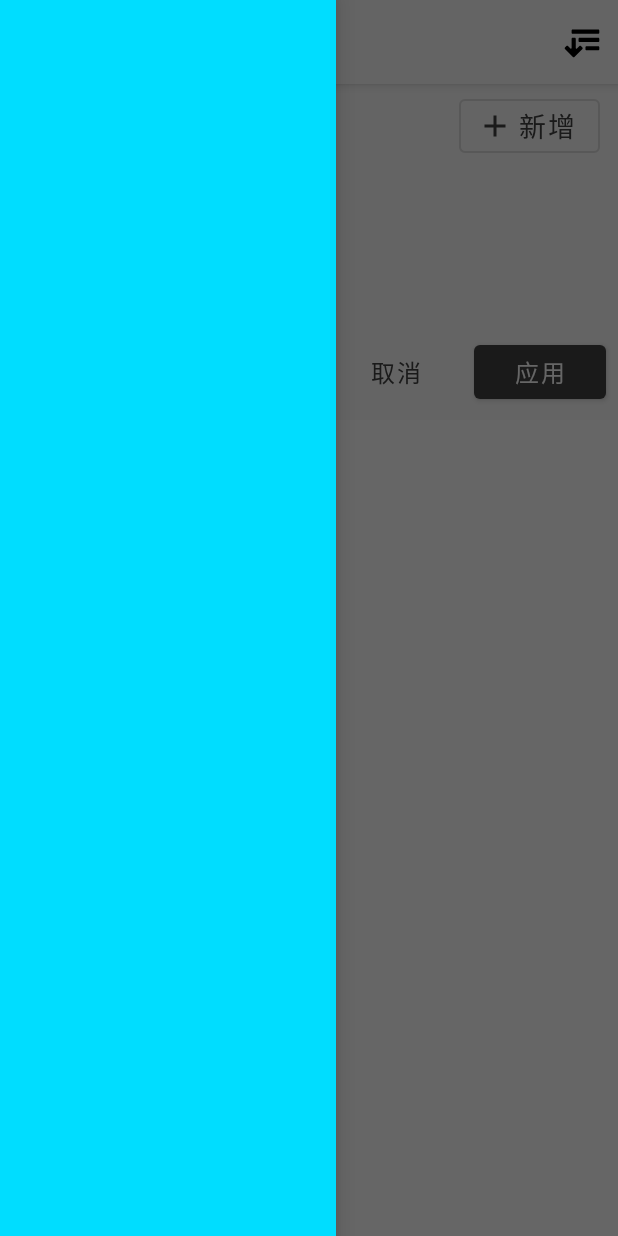
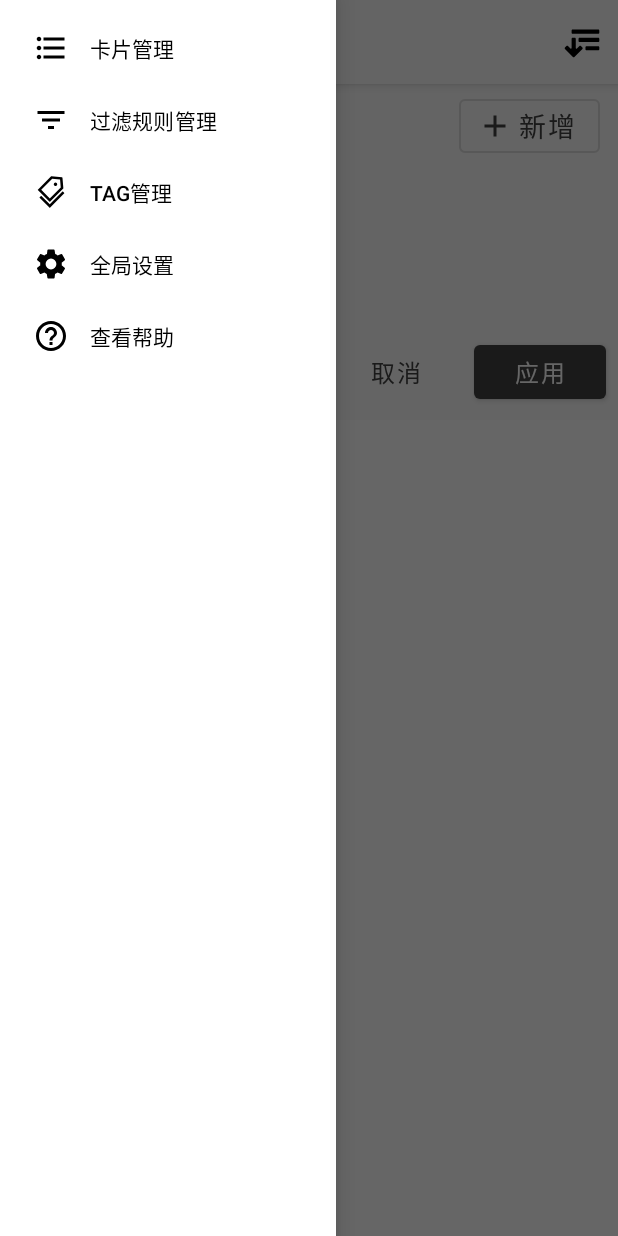
Before and after one commit to codedayang/Flip, an Android app: the screen it shows after launch (MainActivity), with the side drawer open, on a phone screen of 412 x 824 dp. Run offline under Robolectric (Android 15) with nearby library versions, the phone set to English and light mode, and no system bars; our stand-ins replace Dagger/Hilt's generated code, Room's generated code, Timber, data binding; libraries missing offline, so code that uses them is left out: com.jaeger.library, com.judemanutd.katexview; plain views replace KatexView, TopDrawerLayout; 6 statements that could not run were skipped.

Commit message:
feat: drawer menu at Perform sence

```diff
--- a/mobile/src/main/java/ink/ddddd/flip/perform/PerformFragment.kt
+++ b/mobile/src/main/java/ink/ddddd/flip/perform/PerformFragment.kt
@@ -44,8 +44,30 @@ class PerformFragment : DaggerFragment() {
         setUpViewModelEvent()
         setUpToolbar()
         setUpRuleChipGroup()
+        setUpLeftMenu()
+        setUpAddRuleAction()
 
         return binding.root
+    }
+
+    private fun setUpLeftMenu() {
+        binding.menu.setNavigationItemSelectedListener {
+            when (it.itemId) {
+                R.id.to_card_browser -> {
+                    val action = PerformFragmentDirections.actionPerformFragmentToCardBrowseFragment()
+                    findNavController().navigate(action)
+                }
+                R.id.to_rule_browser -> {
+                    val action = PerformFragmentDirections.actionPerformFragmentToRuleBrowseFragment()
+                    findNavController().navigate(action)
+                }
+                R.id.to_tag_edit -> {
+                    val action = PerformFragmentDirections.actionPerformFragmentToTagBrowseFragment()
+                    findNavController().navigate(action)
+                }
+            }
+            false
+        }
     }
 
     override fun onCreate(savedInstanceState: Bundle?) {
@@ -94,10 +116,14 @@ class PerformFragment : DaggerFragment() {
             binding.ruleSelectDrawer.close()
         }
 
+
+    }
+
+    private fun setUpAddRuleAction() {
         binding.add.setOnClickListener {
-            viewModel.snackbar.value = Event("TODO")
+            val action = PerformFragmentDirections.actionPerformFragmentToRuleEditFragment("")
+            findNavController().navigate(action)
         }
-
     }
 
     private fun setUpViewModelEvent() {
@@ -122,7 +148,11 @@ class PerformFragment : DaggerFragment() {
         binding.toolbar.setOnMenuItemClickListener {
             when (it.itemId) {
                 R.id.expand -> {
-                    openRuleSelect()
+                    if (binding.ruleSelectDrawer.isDrawerOpen(Gravity.TOP)) {
+                        closeRuleSelect()
+                    } else {
+                        openRuleSelect()
+                    }
                 }
             }
             true
--- /dev/null
+++ b/mobile/src/main/res/drawable/ic_list_24dp.xml
@@ -0,0 +1,5 @@
+<vector android:height="24dp" android:tint="#1B1B1B"
+    android:viewportHeight="24.0" android:viewportWidth="24.0"
+    android:width="24dp" xmlns:android="http://schemas.android.com/apk/res/android">
+    <path android:fillColor="#FF000000" android:pathData="M4,10.5c-0.83,0 -1.5,0.67 -1.5,1.5s0.67,1.5 1.5,1.5 1.5,-0.67 1.5,-1.5 -0.67,-1.5 -1.5,-1.5zM4,4.5c-0.83,0 -1.5,0.67 -1.5,1.5S3.17,7.5 4,7.5 5.5,6.83 5.5,6 4.83,4.5 4,4.5zM4,16.5c-0.83,0 -1.5,0.68 -1.5,1.5s0.68,1.5 1.5,1.5 1.5,-0.68 1.5,-1.5 -0.67,-1.5 -1.5,-1.5zM7,19h14v-2L7,17v2zM7,13h14v-2L7,11v2zM7,5v2h14L21,5L7,5z"/>
+</vector>
--- /dev/null
+++ b/mobile/src/main/res/drawable/ic_settings_24dp.xml
@@ -0,0 +1,5 @@
+<vector android:height="24dp" android:tint="#1B1B1B"
+    android:viewportHeight="24" android:viewportWidth="24"
+    android:width="24dp" xmlns:android="http://schemas.android.com/apk/res/android">
+    <path android:fillColor="#FF000000" android:pathData="M19.1,12.9a2.8,2.8 0,0 0,0.1 -0.9,2.8 2.8,0 0,0 -0.1,-0.9l2.1,-1.6a0.7,0.7 0,0 0,0.1 -0.6L19.4,5.5a0.7,0.7 0,0 0,-0.6 -0.2l-2.4,1a6.5,6.5 0,0 0,-1.6 -0.9l-0.4,-2.6a0.5,0.5 0,0 0,-0.5 -0.4H10.1a0.5,0.5 0,0 0,-0.5 0.4L9.3,5.4a5.6,5.6 0,0 0,-1.7 0.9l-2.4,-1a0.4,0.4 0,0 0,-0.5 0.2l-2,3.4c-0.1,0.2 0,0.4 0.2,0.6l2,1.6a2.8,2.8 0,0 0,-0.1 0.9,2.8 2.8,0 0,0 0.1,0.9L2.8,14.5a0.7,0.7 0,0 0,-0.1 0.6l1.9,3.4a0.7,0.7 0,0 0,0.6 0.2l2.4,-1a6.5,6.5 0,0 0,1.6 0.9l0.4,2.6a0.5,0.5 0,0 0,0.5 0.4h3.8a0.5,0.5 0,0 0,0.5 -0.4l0.3,-2.6a5.6,5.6 0,0 0,1.7 -0.9l2.4,1a0.4,0.4 0,0 0,0.5 -0.2l2,-3.4c0.1,-0.2 0,-0.4 -0.2,-0.6ZM12,15.6A3.6,3.6 0,1 1,15.6 12,3.6 3.6,0 0,1 12,15.6Z"/>
+</vector>
--- /dev/null
+++ b/mobile/src/main/res/drawable/ic_tags_24dp.xml
@@ -0,0 +1,15 @@
+<vector xmlns:android="http://schemas.android.com/apk/res/android"
+    android:width="24dp"
+    android:height="24dp"
+    android:viewportWidth="1024"
+    android:viewportHeight="1024">
+  <path
+      android:fillColor="#FF000000"
+      android:pathData="M483.2,790.3L861.4,412c1.7,-1.7 2.5,-4 2.3,-6.3l-25.5,-301.4c-0.7,-7.8 -6.8,-13.9 -14.6,-14.6L522.2,64.3c-2.3,-0.2 -4.7,0.6 -6.3,2.3L137.7,444.8c-3.1,3.1 -3.1,8.2 0,11.3l334.2,334.2c3.1,3.2 8.2,3.2 11.3,0zM545.8,138.6l224.6,19 19,224.6L477.5,694 233.9,450.5l311.9,-311.9z"/>
+  <path
+      android:fillColor="#FF000000"
+      android:pathData="M605.96,324.83a48,48 0,1 0,67.88 -67.88,48 48,0 1,0 -67.88,67.88Z"/>
+  <path
+      android:fillColor="#FF000000"
+      android:pathData="M889.7,539.8l-39.6,-39.5c-3.1,-3.1 -8.2,-3.1 -11.3,0l-362,361.3 -237.6,-237c-3.1,-3.1 -8.2,-3.1 -11.3,0l-39.6,39.5c-3.1,3.1 -3.1,8.2 0,11.3l243.2,242.8 39.6,39.5c3.1,3.1 8.2,3.1 11.3,0l407.3,-406.6c3.1,-3.1 3.1,-8.2 0,-11.3z"/>
+</vector>
--- a/mobile/src/main/res/layout/fragment_perform.xml
+++ b/mobile/src/main/res/layout/fragment_perform.xml
@@ -393,12 +393,12 @@
         </LinearLayout>
 
 
-        <View
+        <com.google.android.material.navigation.NavigationView
             android:id="@+id/menu"
             android:layout_width="224dp"
             android:layout_height="match_parent"
             android:layout_gravity="left"
-            android:background="@android:color/holo_blue_bright" />
+            app:menu="@menu/menu_perform_left_drawer" />
     </androidx.drawerlayout.widget.DrawerLayout>
 
 </layout>
--- /dev/null
+++ b/mobile/src/main/res/menu/menu_perform_left_drawer.xml
@@ -0,0 +1,25 @@
+<?xml version="1.0" encoding="utf-8"?>
+<menu
+    xmlns:android="http://schemas.android.com/apk/res/android">
+    <item
+        android:id="@+id/to_card_browser"
+        android:icon="@drawable/ic_list_24dp"
+        android:title="卡片管理"/>
+    <item
+        android:id="@+id/to_rule_browser"
+        android:icon="@drawable/ic_filter_list_24dp"
+        android:title="过滤规则管理"/>
+    <item
+        android:id="@+id/to_tag_edit"
+        android:icon="@drawable/ic_tags_24dp"
+        android:title="TAG管理"/>
+    <item
+        android:id="@+id/to_settings"
+        android:icon="@drawable/ic_settings_24dp"
+        android:title="全局设置"/>
+    <item
+        android:id="@+id/to_manual_guide"
+        android:icon="@drawable/ic_help_24dp"
+        android:title="查看帮助"/>
+
+</menu>
```
